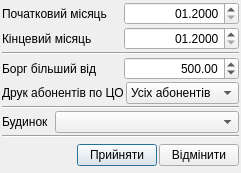
Old version of the form tkeAbonent/tke_dialog_filtr_borjnykiv.ui in the repository utech/tke.
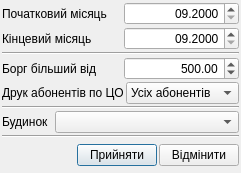
New version of the form. Icons and pictures are not drawn.

Patch:
```diff
--- a/tkeAbonent/tke_dialog_filtr_borjnykiv.ui
+++ b/tkeAbonent/tke_dialog_filtr_borjnykiv.ui
@@ -6,7 +6,7 @@
    <rect>
     <x>0</x>
     <y>0</y>
-    <width>229</width>
+    <width>230</width>
     <height>172</height>
    </rect>
   </property>
@@ -181,6 +181,26 @@
        <property name="alignment">
         <set>Qt::AlignRight|Qt::AlignTrailing|Qt::AlignVCenter</set>
        </property>
+       <property name="maximumDateTime">
+        <datetime>
+         <hour>23</hour>
+         <minute>59</minute>
+         <second>59</second>
+         <year>2100</year>
+         <month>12</month>
+         <day>31</day>
+        </datetime>
+       </property>
+       <property name="minimumDateTime">
+        <datetime>
+         <hour>0</hour>
+         <minute>0</minute>
+         <second>0</second>
+         <year>2000</year>
+         <month>9</month>
+         <day>14</day>
+        </datetime>
+       </property>
        <property name="displayFormat">
         <string>MM.yyyy</string>
        </property>
@@ -208,6 +228,26 @@
        <property name="alignment">
         <set>Qt::AlignRight|Qt::AlignTrailing|Qt::AlignVCenter</set>
        </property>
+       <property name="maximumDateTime">
+        <datetime>
+         <hour>23</hour>
+         <minute>59</minute>
+         <second>59</second>
+         <year>2100</year>
+         <month>12</month>
+         <day>31</day>
+        </datetime>
+       </property>
+       <property name="minimumDateTime">
+        <datetime>
+         <hour>0</hour>
+         <minute>0</minute>
+         <second>0</second>
+         <year>2000</year>
+         <month>9</month>
+         <day>14</day>
+        </datetime>
+       </property>
        <property name="displayFormat">
         <string>MM.yyyy</string>
        </property>
```
